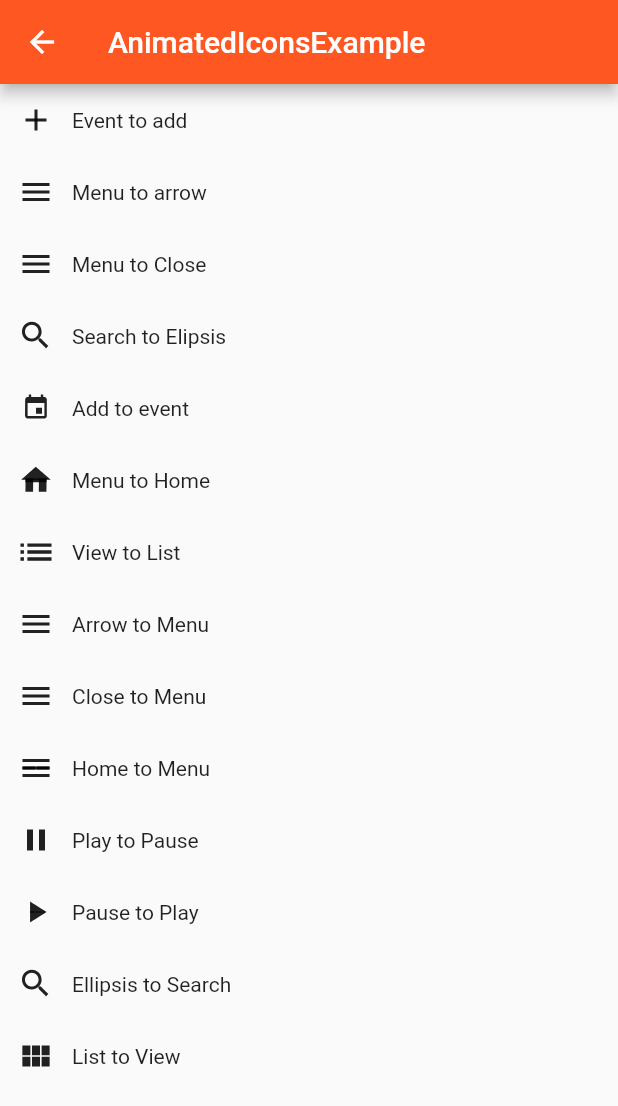
After one commit to VlatkovicB/flutter_playground, a Flutter app: the AnimatedIconsExample screen opened by its route, on a phone screen of 412 x 824 dp. The commit adds this screen. Shown: the top 1106 px of the screen. Run offline on Flutter 3.47's test engine with Material 2 defaults, Android fonts, the phone set to English and light mode, and no system bars; Roboto replaces fonts that are missing (Roboto-Regular.ttf).

Commit message:
Finished animated icons

```diff
--- a/lib/imports.dart
+++ b/lib/imports.dart
@@ -8,6 +8,7 @@ export './screens/navigation_drawer_example.dart';
 export './screens/tab_bar_example.dart';
 export './screens/collapsable_toolbar_example.dart';
 export './screens/bottom_navigation_example.dart';
+export './screens/animated_icons_example.dart';
 
 // WIDGETS
 export './widgets/menu_button.dart';
--- a/lib/main.dart
+++ b/lib/main.dart
@@ -21,6 +21,7 @@ class MyApp extends StatelessWidget {
         CollapsableToolbarExample.routeName: (ctx) =>
             CollapsableToolbarExample(),
         BottomNavigationExample.routeName: (ctx) => BottomNavigationExample(),
+        AnimatedIconsExample.routeName: (ctx) => AnimatedIconsExample(),
       },
     );
   }
--- /dev/null
+++ b/lib/screens/animated_icons_example.dart
@@ -0,0 +1,80 @@
+import 'package:flutter/material.dart';
+
+class AnimatedIconsExample extends StatefulWidget {
+  static const String routeName = '/animatedicons-example';
+
+  @override
+  _AnimatedIconsExampleState createState() => _AnimatedIconsExampleState();
+}
+
+class _AnimatedIconsExampleState extends State<AnimatedIconsExample>
+    with TickerProviderStateMixin {
+  AnimationController _animationController;
+
+  bool get _clicked {
+    final AnimationStatus status = _animationController.status;
+    return status == AnimationStatus.completed ||
+        status == AnimationStatus.forward;
+  }
+
+  @override
+  void initState() {
+    _animationController = AnimationController(
+      vsync: this,
+      duration: Duration(milliseconds: 300),
+    );
+    super.initState();
+  }
+
+  @override
+  void dispose() {
+    _animationController.dispose();
+    super.dispose();
+  }
+
+  void _handlePress() {
+    _animationController.fling(velocity: _clicked ? -2 : 2);
+  }
+
+  Widget _animatedIcon(AnimatedIconData icon, String title) {
+    return Row(
+      children: <Widget>[
+        IconButton(
+          icon: AnimatedIcon(
+            progress: _animationController,
+            icon: icon,
+          ),
+          onPressed: _handlePress,
+        ),
+        Text(title),
+      ],
+    );
+  }
+
+  @override
+  Widget build(BuildContext context) {
+    return Scaffold(
+      appBar: AppBar(
+        title: Text('AnimatedIconsExample'),
+      ),
+      body: ListView(
+        children: <Widget>[
+          _animatedIcon(AnimatedIcons.add_event, 'Event to add'),
+          _animatedIcon(AnimatedIcons.menu_arrow, 'Menu to arrow'),
+          _animatedIcon(AnimatedIcons.menu_close, 'Menu to Close'),
+          _animatedIcon(AnimatedIcons.search_ellipsis, 'Search to Elipsis'),
+          _animatedIcon(AnimatedIcons.event_add, 'Add to event'),
+          _animatedIcon(AnimatedIcons.home_menu, "Menu to Home"),
+          _animatedIcon(AnimatedIcons.list_view, "View to List"),
+          _animatedIcon(AnimatedIcons.menu_arrow, "Arrow to Menu"),
+          _animatedIcon(AnimatedIcons.menu_close, "Close to Menu"),
+          _animatedIcon(AnimatedIcons.menu_home, "Home to Menu"),
+          _animatedIcon(AnimatedIcons.pause_play, "Play to Pause"),
+          _animatedIcon(AnimatedIcons.play_pause, "Pause to Play"),
+          _animatedIcon(AnimatedIcons.search_ellipsis, "Ellipsis to Search"),
+          _animatedIcon(AnimatedIcons.view_list, "List to View"),
+        ],
+      ),
+    );
+  }
+}
--- a/lib/screens/home_page.dart
+++ b/lib/screens/home_page.dart
@@ -45,7 +45,10 @@ class _HomePageState extends State<HomePage> with TickerProviderStateMixin {
     ),
     MenuButton(
         routeName: BottomNavigationExample.routeName,
-        title: "BottomNavigation with Page View")
+        title: "BottomNavigation with Page View"),
+    MenuButton(
+        routeName: AnimatedIconsExample.routeName,
+        title: "Animated Icons Example"),
   ];
 
   void _toggleView() {
```
